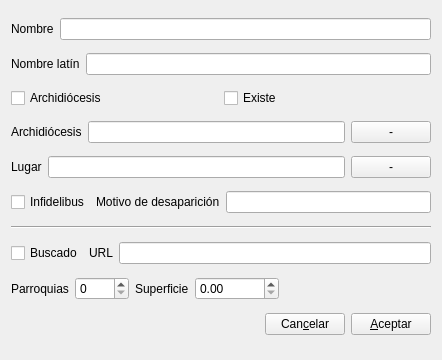
Old version of the form gui/dlgnuevadiocesis.ui in the repository rogorido/qtpredicadores.
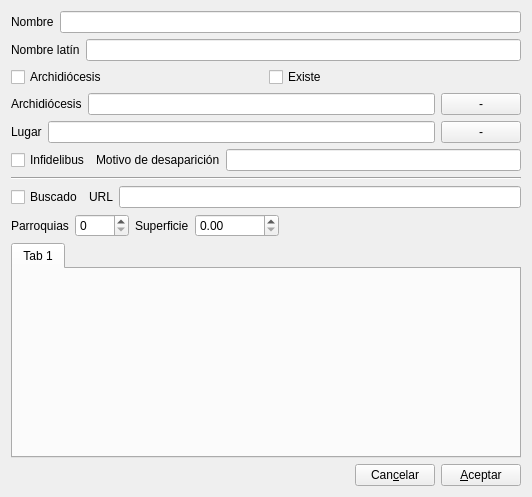
New version of the form. Custom widgets are drawn as their Qt base class.

Commit message: Uso del QWidget Notas tb en diocesis

Patch:
```diff
--- a/gui/dlgnuevadiocesis.ui
+++ b/gui/dlgnuevadiocesis.ui
@@ -6,8 +6,8 @@
    <rect>
     <x>0</x>
     <y>0</y>
-    <width>442</width>
-    <height>360</height>
+    <width>532</width>
+    <height>497</height>
    </rect>
   </property>
   <property name="windowTitle">
@@ -199,6 +199,23 @@
      </item>
     </layout>
    </item>
+   <item>
+    <widget class="QTabWidget" name="tabWidget">
+     <property name="currentIndex">
+      <number>0</number>
+     </property>
+     <widget class="QWidget" name="tab">
+      <attribute name="title">
+       <string>Tab 1</string>
+      </attribute>
+      <layout class="QHBoxLayout" name="horizontalLayout_10">
+       <item>
+        <widget class="WidgetNotas" name="wdNotas" native="true"/>
+       </item>
+      </layout>
+     </widget>
+    </widget>
+   </item>
    <item>
     <layout class="QHBoxLayout" name="horizontalLayout_6">
      <item>
@@ -238,6 +255,12 @@
    <extends>QLineEdit</extends>
    <header location="global">widgets/myqlineedit.h</header>
   </customwidget>
+  <customwidget>
+   <class>WidgetNotas</class>
+   <extends>QWidget</extends>
+   <header>widgets/widgetnotas.h</header>
+   <container>1</container>
+  </customwidget>
  </customwidgets>
  <resources/>
  <connections/>
```
The commit also changes 3 other files.
